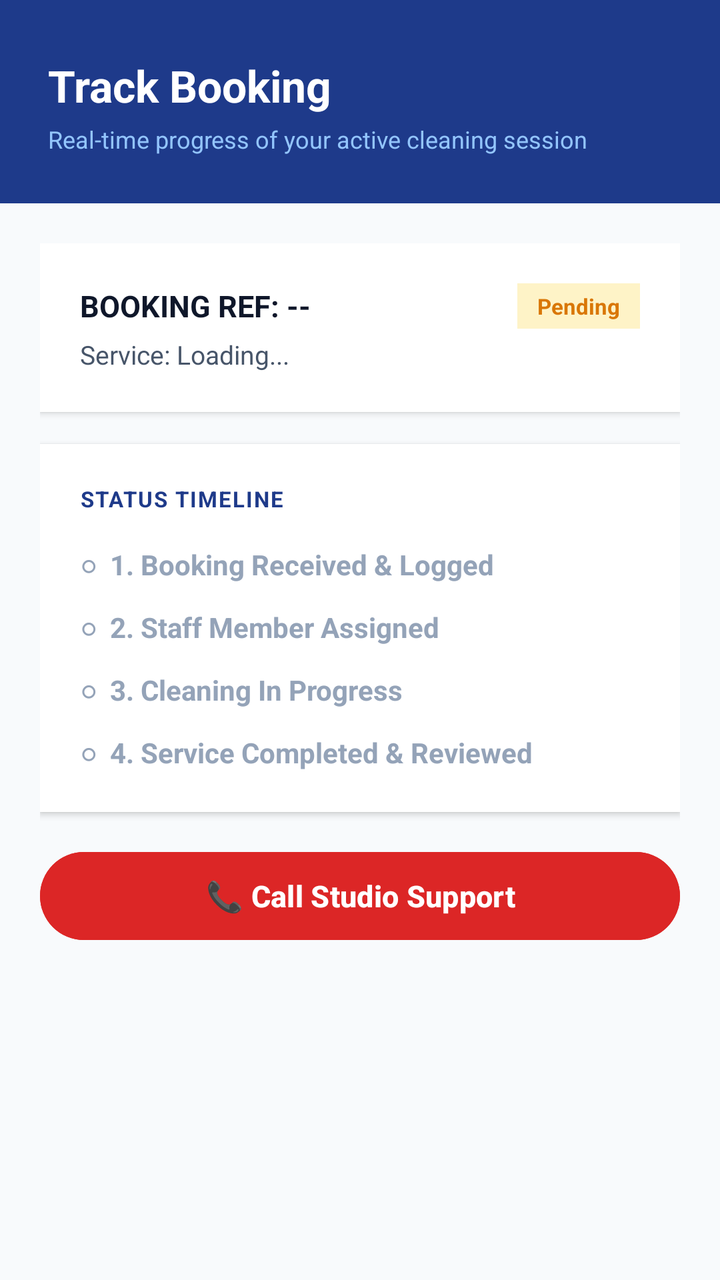
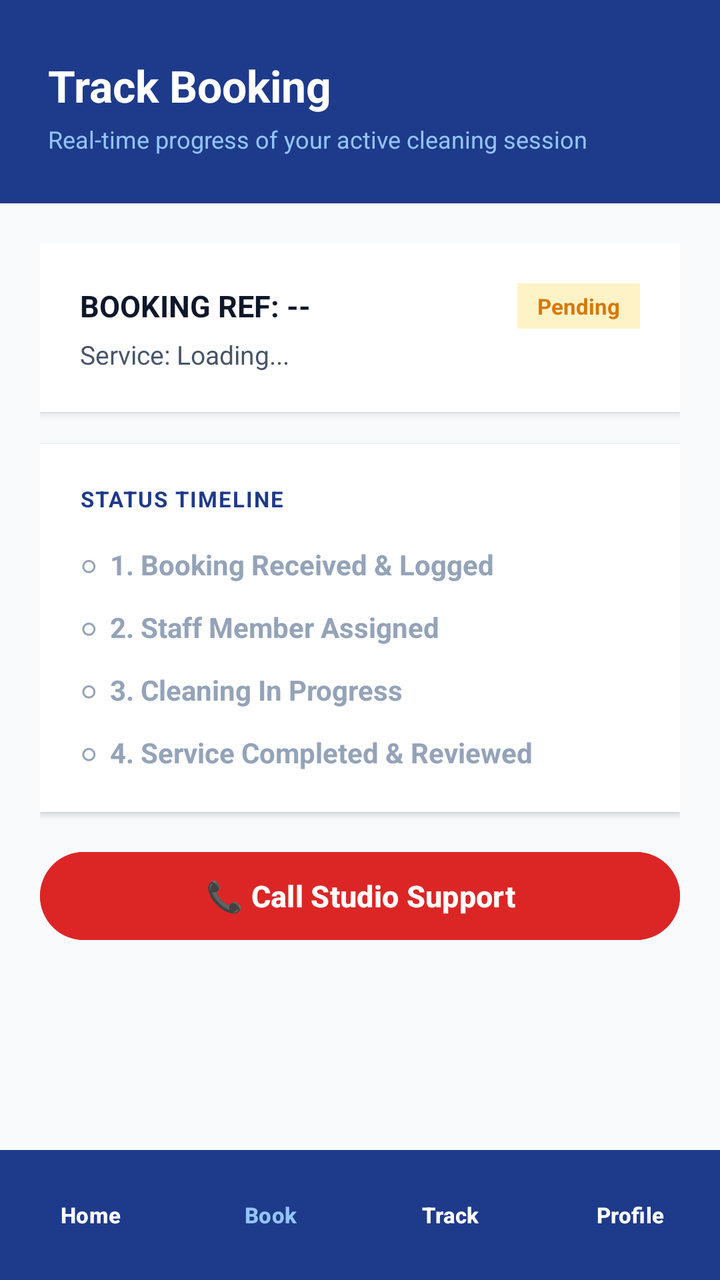

Two renders of the same Android screen: before a commit and after it. Below are the layout's source before the change and the commit's diff.
<!-- AndroidManifest.xml: application theme Theme.Masandaza -->
<!-- res/layout/activity_track_booking.xml -->
<?xml version="1.0" encoding="utf-8"?>
<ScrollView xmlns:android="http://schemas.android.com/apk/res/android"
    android:layout_width="match_parent"
    android:layout_height="match_parent"
    android:background="#F8FAFC"
    android:fillViewport="true">

    <LinearLayout
        android:layout_width="match_parent"
        android:layout_height="wrap_content"
        android:orientation="vertical"
        android:paddingBottom="40dp">

        
        <LinearLayout
            android:layout_width="match_parent"
            android:layout_height="wrap_content"
            android:orientation="vertical"
            android:background="#1E3A8A"
            android:paddingHorizontal="24dp"
            android:paddingTop="28dp"
            android:paddingBottom="24dp">

            <TextView
                android:layout_width="wrap_content"
                android:layout_height="wrap_content"
                android:text="Track Booking"
                android:textColor="#FFFFFF"
                android:textSize="22sp"
                android:textStyle="bold" />

            <TextView
                android:layout_width="wrap_content"
                android:layout_height="wrap_content"
                android:text="Real-time progress of your active cleaning session"
                android:textColor="#93C5FD"
                android:textSize="12sp"
                android:layout_marginTop="4dp" />
        </LinearLayout>

        <LinearLayout
            android:layout_width="match_parent"
            android:layout_height="wrap_content"
            android:orientation="vertical"
            android:padding="20dp">

            
            <LinearLayout
                android:layout_width="match_parent"
                android:layout_height="wrap_content"
                android:orientation="vertical"
                android:background="#FFFFFF"
                android:padding="20dp"
                android:layout_marginBottom="16dp"
                android:elevation="2dp">

                <LinearLayout
                    android:layout_width="match_parent"
                    android:layout_height="wrap_content"
                    android:orientation="horizontal"
                    android:gravity="center_vertical"
                    android:layout_marginBottom="4dp">

                    <TextView
                        android:id="@+id/tvTrackBookingRef"
                        android:layout_width="0dp"
                        android:layout_height="wrap_content"
                        android:layout_weight="1"
                        android:text="BOOKING REF: --"
                        android:textSize="15sp"
                        android:textStyle="bold"
                        android:textColor="#0F172A" />

                    <TextView
                        android:id="@+id/tvTrackCurrentStatusBadge"
                        android:layout_width="wrap_content"
                        android:layout_height="wrap_content"
                        android:text="Pending"
                        android:textSize="11sp"
                        android:textStyle="bold"
                        android:textColor="#D97706"
                        android:background="#FEF3C7"
                        android:paddingHorizontal="10dp"
                        android:paddingVertical="4dp" />
                </LinearLayout>

                <TextView
                    android:id="@+id/tvTrackServiceTitle"
                    android:layout_width="wrap_content"
                    android:layout_height="wrap_content"
                    android:text="Service: Loading..."
                    android:textSize="13sp"
                    android:textColor="#475569" />
            </LinearLayout>

            
            <LinearLayout
                android:layout_width="match_parent"
                android:layout_height="wrap_content"
                android:orientation="vertical"
                android:background="#FFFFFF"
                android:padding="20dp"
                android:layout_marginBottom="16dp"
                android:elevation="2dp">

                <TextView
                    android:layout_width="wrap_content"
                    android:layout_height="wrap_content"
                    android:text="STATUS TIMELINE"
                    android:textSize="11sp"
                    android:textStyle="bold"
                    android:textColor="#1E3A8A"
                    android:letterSpacing="0.06"
                    android:layout_marginBottom="16dp" />

                
                <TextView
                    android:id="@+id/tvTimelineStep1"
                    android:layout_width="match_parent"
                    android:layout_height="wrap_content"
                    android:text="○  1. Booking Received &amp; Logged"
                    android:textSize="14sp"
                    android:textColor="#94A3B8"
                    android:textStyle="bold"
                    android:layout_marginBottom="12dp" />

                
                <TextView
                    android:id="@+id/tvTimelineStep2"
                    android:layout_width="match_parent"
                    android:layout_height="wrap_content"
                    android:text="○  2. Staff Member Assigned"
                    android:textSize="14sp"
                    android:textColor="#94A3B8"
                    android:textStyle="bold"
                    android:layout_marginBottom="12dp" />

                
                <TextView
                    android:id="@+id/tvTimelineStep3"
                    android:layout_width="match_parent"
                    android:layout_height="wrap_content"
                    android:text="○  3. Cleaning In Progress"
                    android:textSize="14sp"
                    android:textColor="#94A3B8"
                    android:textStyle="bold"
                    android:layout_marginBottom="12dp" />

                
                <TextView
                    android:id="@+id/tvTimelineStep4"
                    android:layout_width="match_parent"
                    android:layout_height="wrap_content"
                    android:text="○  4. Service Completed &amp; Reviewed"
                    android:textSize="14sp"
                    android:textColor="#94A3B8"
                    android:textStyle="bold" />
            </LinearLayout>

            
            <Button
                android:id="@+id/btnCallStudioSupport"
                android:layout_width="match_parent"
                android:layout_height="52dp"
                android:text="📞 Call Studio Support"
                android:backgroundTint="#DC2626"
                android:textColor="#FFFFFF"
                android:textSize="15sp"
                android:textStyle="bold" />

        </LinearLayout>
    </LinearLayout>
</ScrollView>
<!-- resources referenced by this layout -->
<resources>
  <style name="Theme.Masandaza" parent="Base.Theme.Masandaza" />
  <style name="Base.Theme.Masandaza" parent="Theme.Material3.DayNight.NoActionBar">
          
          
      </style>
</resources>

<!-- the commit's change to res/layout/activity_track_booking.xml (unified diff, before → after) -->
@@ -1,4 +1,9 @@
 <?xml version="1.0" encoding="utf-8"?>
+<RelativeLayout xmlns:android="http://schemas.android.com/apk/res/android"
+    android:layout_width="match_parent"
+    android:layout_height="match_parent"
+    android:background="#F8FAFC">
+
 <ScrollView xmlns:android="http://schemas.android.com/apk/res/android"
     android:layout_width="match_parent"
     android:layout_height="match_parent"
@@ -171,3 +176,68 @@
         </LinearLayout>
     </LinearLayout>
 </ScrollView>
+
+    
+    <FrameLayout
+        android:id="@+id/bottomNavContainer"
+        android:layout_width="match_parent"
+        android:layout_height="wrap_content"
+        android:layout_alignParentBottom="true">
+        <include layout="@layout/view_customer_bottom_nav" />
+    </FrameLayout>
+</RelativeLayout>
+<!-- res/layout/view_customer_bottom_nav.xml (included above) -->
+<?xml version="1.0" encoding="utf-8"?>
+<LinearLayout xmlns:android="http://schemas.android.com/apk/res/android"
+    android:layout_width="match_parent"
+    android:layout_height="65dp"
+    android:orientation="horizontal"
+    android:background="#1E3A8A"
+    android:elevation="12dp"
+    android:gravity="center_vertical"
+    android:weightSum="4">
+
+    <Button
+        android:id="@+id/navBtnHome"
+        android:layout_width="0dp"
+        android:layout_height="match_parent"
+        android:layout_weight="1"
+        android:text="Home"
+        android:textColor="#FFFFFF"
+        android:textSize="11sp"
+        android:textStyle="bold"
+        android:backgroundTint="@android:color/transparent" />
+
+    <Button
+        android:id="@+id/navBtnBook"
+        android:layout_width="0dp"
+        android:layout_height="match_parent"
+        android:layout_weight="1"
+        android:text="Book"
+        android:textColor="#93C5FD"
+        android:textSize="11sp"
+        android:textStyle="bold"
+        android:backgroundTint="@android:color/transparent" />
+
+    <Button
+        android:id="@+id/navBtnTrack"
+        android:layout_width="0dp"
+        android:layout_height="match_parent"
+        android:layout_weight="1"
+        android:text="Track"
+        android:textColor="#FFFFFF"
+        android:textSize="11sp"
+        android:textStyle="bold"
+        android:backgroundTint="@android:color/transparent" />
+
+    <Button
+        android:id="@+id/navBtnProfile"
+        android:layout_width="0dp"
+        android:layout_height="match_parent"
+        android:layout_weight="1"
+        android:text="Profile"
+        android:textColor="#FFFFFF"
+        android:textSize="11sp"
+        android:textStyle="bold"
+        android:backgroundTint="@android:color/transparent" />
+</LinearLayout>
